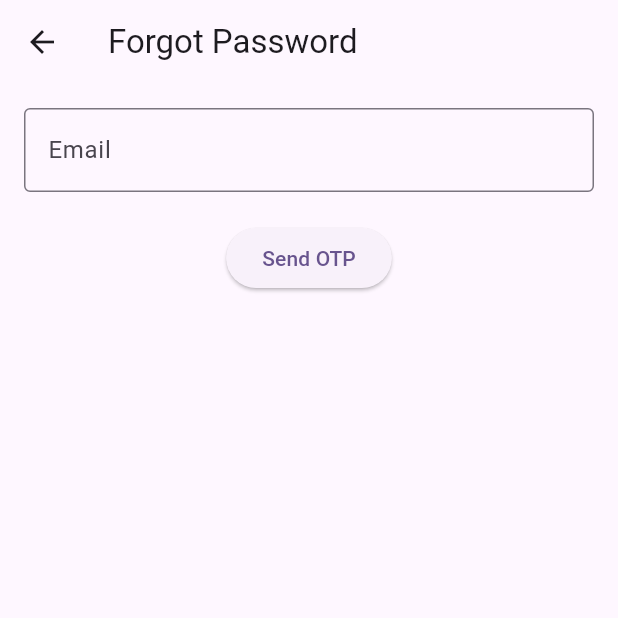
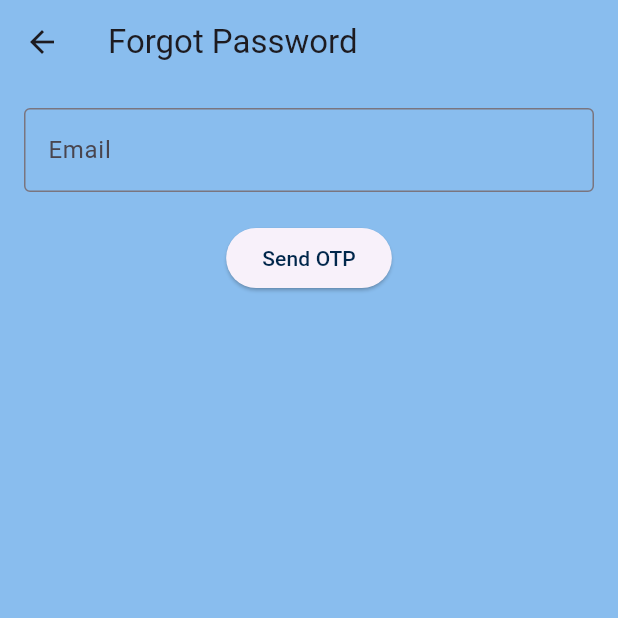
Before and after one commit to PramudiWalakuluarachchi01/BoneCare, a Flutter app: the ForgotPasswordScreen screen opened directly, on a phone screen of 412 x 824 dp, the top half of it. Run offline on Flutter 3.47's test engine with Material 3 defaults, Android fonts, the phone set to English and light mode, and no system bars; our stand-ins replace circle_nav_bar, flutter_secure_storage, font_awesome_flutter, image_picker, liquid_pull_to_refresh, logger and 3 more; accounts and stored records are empty.

Commit message:
`Updated various UI elements with new color scheme and styles`

```diff
--- a/lib/screens/forget_password/forget_password_screen.dart
+++ b/lib/screens/forget_password/forget_password_screen.dart
@@ -16,7 +16,11 @@ class _ForgotPasswordScreenState extends State<ForgotPasswordScreen> {
   @override
   Widget build(BuildContext context) {
     return Scaffold(
-      appBar: AppBar(title: const Text("Forgot Password")),
+      backgroundColor: const Color.fromARGB(255, 137, 189, 238),
+      appBar: AppBar(
+        title: const Text("Forgot Password"),
+        backgroundColor: const Color.fromARGB(255, 137, 189, 238),
+      ),
       body: Padding(
         padding: const EdgeInsets.all(16.0),
         child: Column(
@@ -48,7 +52,7 @@ class _ForgotPasswordScreenState extends State<ForgotPasswordScreen> {
                   ScaffoldMessenger.of(context).showSnackBar(SnackBar(content: Text("Error: ${response['message']}")));
                 }
               },
-              child: const Text("Send OTP"),
+              child: const Text("Send OTP", style: TextStyle(color: Color.fromARGB(255, 1, 39, 75))),
             ),
           ],
         ),
--- a/lib/screens/userprofile_screen/userprofile_screen.dart
+++ b/lib/screens/userprofile_screen/userprofile_screen.dart
@@ -194,7 +194,7 @@ void _showUpdateDialog(BuildContext context, AuthUserProvider userProvider) {
             actions: [
               TextButton(
                   onPressed: () => Navigator.pop(context),
-                  child: const Text('Cancel')),
+                  child: const Text('Cancel', style: TextStyle(color: Color.fromARGB(255, 12, 34, 133)))),
               TextButton(
                 onPressed: () {
                   if (passwordController.text.isEmpty) {
@@ -217,7 +217,7 @@ void _showUpdateDialog(BuildContext context, AuthUserProvider userProvider) {
                   );
                   Navigator.pop(context);
                 },
-                child: const Text('Update'),
+                child: const Text('Update', style: TextStyle(color: Color.fromARGB(255, 12, 34, 133))),
               ),
             ],
           );
--- a/lib/screens/x-ray_detector/xray_detector.dart
+++ b/lib/screens/x-ray_detector/xray_detector.dart
@@ -47,7 +47,10 @@ class XRayDetectorScreenState extends State<XRayDetectorScreen> {
         actions: [
           TextButton(
             onPressed: () => Navigator.of(context).pop(),
-            child: const Text('OK'),
+            child: const Text('OK', style: TextStyle(color: const Color.fromARGB(255, 137, 189, 238))),
+            style: TextButton.styleFrom(
+              backgroundColor: const Color.fromARGB(255, 4, 57, 100),
+            ),
           ),
         ],
       ),
--- a/lib/services/api_url.dart
+++ b/lib/services/api_url.dart
@@ -1,5 +1,5 @@
 String apiUrl() {
-  const String apiURL = 'http://192.168.1.5:3000';
+  const String apiURL = 'http://192.168.1.3:3000';
 
   return apiURL;
 }
```
Also changed, not shown: lib/screens/social_platform/widgets/add_post_section.dart (+12 -5 lines), 4 other files.
